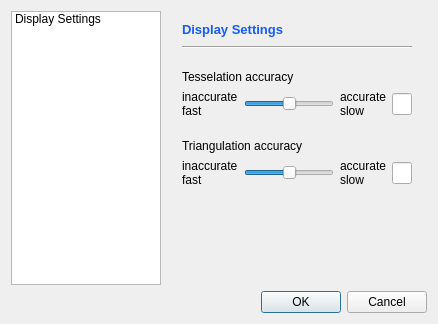
Above: TIGLViewer/src/TIGLViewerSettingsDialog.ui from DLR-SC/tigl before the change. Below: the same form after it.
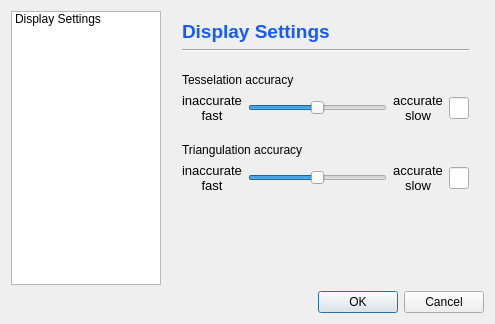
That is the form after the change. Icons and pictures are not drawn.

Commit message: slight changes in settings dialog

```diff
--- a/TIGLViewer/src/TIGLViewerSettingsDialog.ui
+++ b/TIGLViewer/src/TIGLViewerSettingsDialog.ui
@@ -9,7 +9,7 @@
    <rect>
     <x>0</x>
     <y>0</y>
-    <width>438</width>
+    <width>495</width>
     <height>324</height>
    </rect>
   </property>
@@ -65,7 +65,7 @@
             </font>
            </property>
            <property name="text">
-            <string>&lt;html&gt;&lt;head/&gt;&lt;body&gt;&lt;p&gt;&lt;span style=&quot; color:#135aff;&quot;&gt;Display Settings&lt;/span&gt;&lt;/p&gt;&lt;/body&gt;&lt;/html&gt;</string>
+            <string>&lt;html&gt;&lt;head/&gt;&lt;body&gt;&lt;p&gt;&lt;span style=&quot; font-size:14pt; color:#135aff;&quot;&gt;Display Settings&lt;/span&gt;&lt;/p&gt;&lt;/body&gt;&lt;/html&gt;</string>
            </property>
           </widget>
          </item>
@@ -129,7 +129,7 @@
          <item>
           <widget class="QLabel" name="label_3">
            <property name="text">
-            <string>inaccurate&lt;br/&gt;fast</string>
+            <string>&lt;html&gt;&lt;head/&gt;&lt;body&gt;&lt;p align=&quot;center&quot;&gt;&lt;span style=&quot; font-size:10pt;&quot;&gt;inaccurate&lt;br/&gt;fast&lt;/span&gt;&lt;/p&gt;&lt;/body&gt;&lt;/html&gt;</string>
            </property>
           </widget>
          </item>
@@ -152,12 +152,18 @@
          <item>
           <widget class="QLabel" name="label_4">
            <property name="text">
-            <string>accurate&lt;br/&gt;slow</string>
+            <string>&lt;html&gt;&lt;head/&gt;&lt;body&gt;&lt;p align=&quot;center&quot;&gt;&lt;span style=&quot; font-size:10pt;&quot;&gt;accurate&lt;br/&gt;slow&lt;/span&gt;&lt;/p&gt;&lt;/body&gt;&lt;/html&gt;</string>
            </property>
           </widget>
          </item>
          <item>
           <widget class="QLineEdit" name="tessAccuEdit">
+           <property name="minimumSize">
+            <size>
+             <width>20</width>
+             <height>0</height>
+            </size>
+           </property>
            <property name="maximumSize">
             <size>
              <width>20</width>
@@ -199,7 +205,7 @@
          <item>
           <widget class="QLabel" name="label_6">
            <property name="text">
-            <string>inaccurate&lt;br /&gt; fast</string>
+            <string>&lt;html&gt;&lt;head/&gt;&lt;body&gt;&lt;p align=&quot;center&quot;&gt;&lt;span style=&quot; font-size:10pt;&quot;&gt;inaccurate&lt;br/&gt;fast&lt;/span&gt;&lt;/p&gt;&lt;/body&gt;&lt;/html&gt;</string>
            </property>
           </widget>
          </item>
@@ -231,18 +237,27 @@
          <item>
           <widget class="QLabel" name="label_7">
            <property name="text">
-            <string>accurate&lt;br/&gt;slow</string>
+            <string>&lt;html&gt;&lt;head/&gt;&lt;body&gt;&lt;p align=&quot;center&quot;&gt;&lt;span style=&quot; font-size:10pt;&quot;&gt;accurate&lt;br/&gt;slow&lt;/span&gt;&lt;/p&gt;&lt;/body&gt;&lt;/html&gt;</string>
            </property>
           </widget>
          </item>
          <item>
           <widget class="QLineEdit" name="trianAccuEdit">
+           <property name="minimumSize">
+            <size>
+             <width>20</width>
+             <height>0</height>
+            </size>
+           </property>
            <property name="maximumSize">
             <size>
              <width>20</width>
              <height>16777215</height>
             </size>
            </property>
+           <property name="readOnly">
+            <bool>true</bool>
+           </property>
           </widget>
          </item>
         </layout>
```
